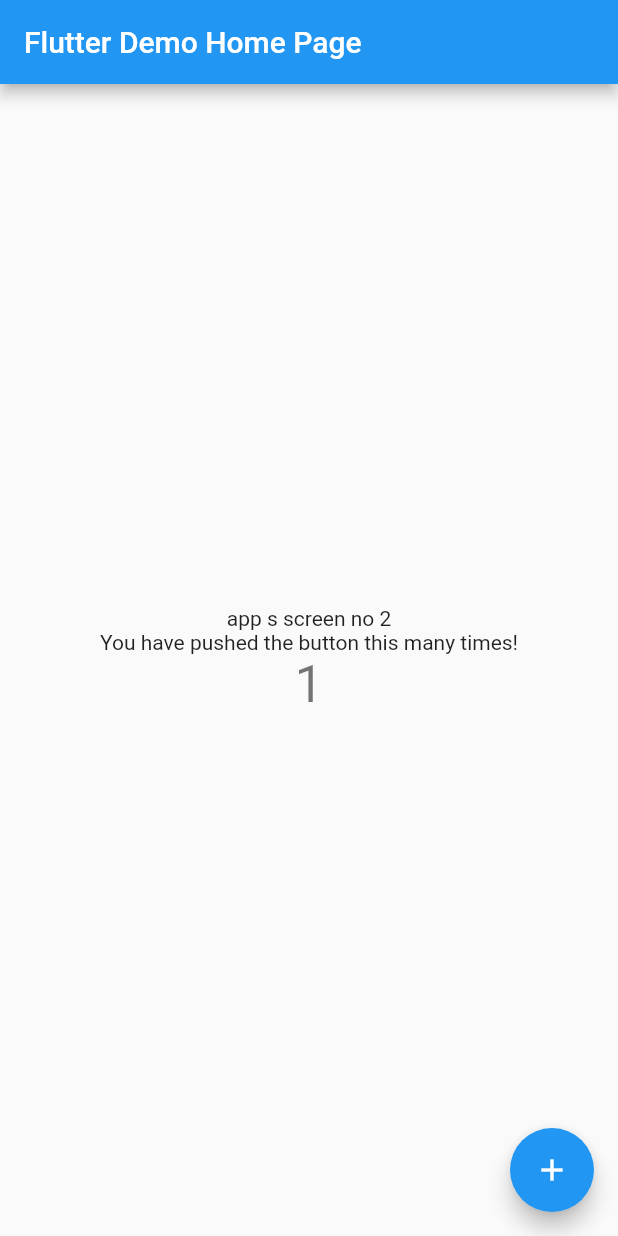
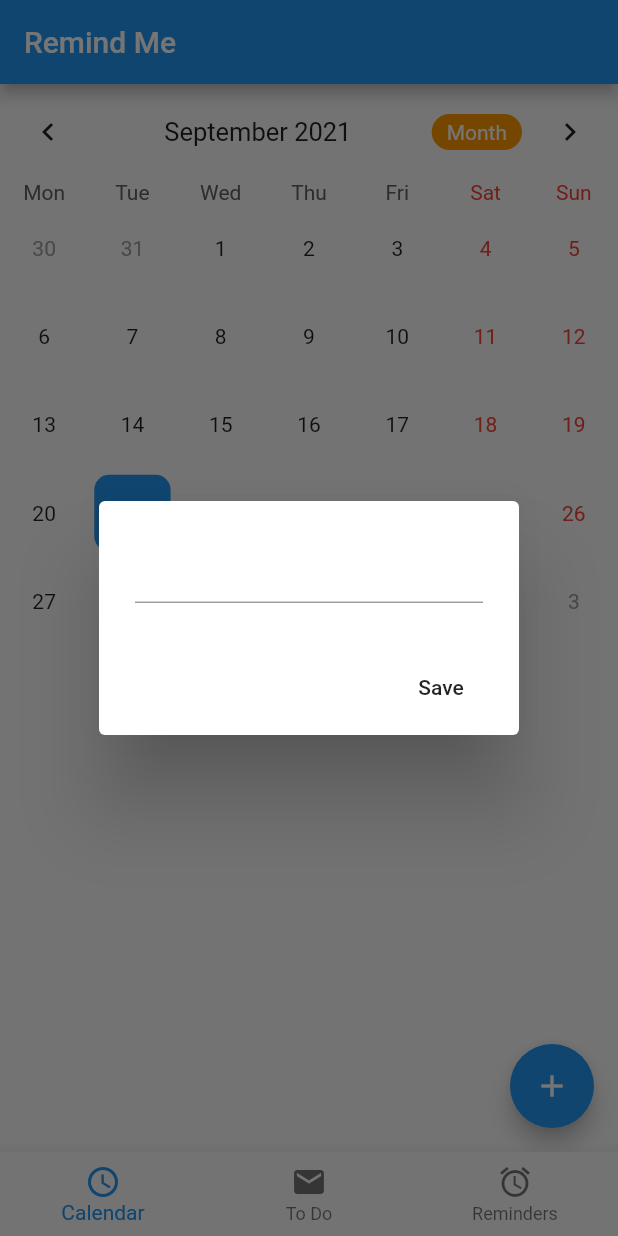
Before and after one commit to mvmonica/CS-4750, a Flutter app: the screen it shows after launch, after a tap on the "add" icon, on a phone screen of 412 x 824 dp. Run offline on Flutter 3.47's test engine with Material 2 defaults, Android fonts, the phone set to English and light mode, and no system bars; drawn by our look-alikes of table_calendar; our stand-ins replace shared_preferences.

Commit message:
made pages for calender, todo, and reminders

```diff
--- a/lib/another page.dart
+++ /dev/null
@@ -1,90 +0,0 @@
-import 'package:flutter/material.dart';
-
-
-class MyThirdPage extends StatefulWidget {
-  MyThirdPage({Key? key, required this.title}) : super(key: key);
-
-  // This widget is the home page of your application. It is stateful, meaning
-  // that it has a State object (defined below) that contains fields that affect
-  // how it looks.
-
-  // This class is the configuration for the state. It holds the values (in this
-  // case the title) provided by the parent (in this case the App widget) and
-  // used by the build method of the State. Fields in a Widget subclass are
-  // always marked "final".
-
-  final String title;
-
-  @override
-  _MyThirdPageState createState() => _MyThirdPageState();
-}
-
-class _MyThirdPageState extends State<MyThirdPage> {
-  int _counter = 0;
-
-  void _incrementCounter() {
-    setState(() {
-      // This call to setState tells the Flutter framework that something has
-      // changed in this State, which causes it to rerun the build method below
-      // so that the display can reflect the updated values. If we changed
-      // _counter without calling setState(), then the build method would not be
-      // called again, and so nothing would appear to happen.
-      _counter++;
-    });
-  }
-
-  @override
-  Widget build(BuildContext context) {
-    // This method is rerun every time setState is called, for instance as done
-    // by the _incrementCounter method above.
-    //
-    // The Flutter framework has been optimized to make rerunning build methods
-    // fast, so that you can just rebuild anything that needs updating rather
-    // than having to individually change instances of widgets.
-    return Scaffold(
-      appBar: AppBar(
-        // Here we take the value from the MyHomePage object that was created by
-        // the App.build method, and use it to set our appbar title.
-        title: Text(widget.title),
-      ),
-      body: Center(
-        // Center is a layout widget. It takes a single child and positions it
-        // in the middle of the parent.
-        child: Column(
-          // Column is also a layout widget. It takes a list of children and
-          // arranges them vertically. By default, it sizes itself to fit its
-          // children horizontally, and tries to be as tall as its parent.
-          //
-          // Invoke "debug painting" (press "p" in the console, choose the
-          // "Toggle Debug Paint" action from the Flutter Inspector in Android
-          // Studio, or the "Toggle Debug Paint" command in Visual Studio Code)
-          // to see the wireframe for each widget.
-          //
-          // Column has various properties to control how it sizes itself and
-          // how it positions its children. Here we use mainAxisAlignment to
-          // center the children vertically; the main axis here is the vertical
-          // axis because Columns are vertical (the cross axis would be
-          // horizontal).
-          mainAxisAlignment: MainAxisAlignment.center,
-          children: <Widget>[
-            Text(
-              'app s screen no 2',
-            ),
-            Text(
-              'You have pushed the button this many times!',
-            ),
-            Text(
-              '$_counter',
-              style: Theme.of(context).textTheme.headline4,
-            ),
-          ],
-        ),
-      ),
-      floatingActionButton: FloatingActionButton(
-        onPressed: _incrementCounter,
-        tooltip: 'Increment',
-        child: Icon(Icons.add),
-      ), // This trailing comma makes auto-formatting nicer for build methods.
-    );
-  }
-}
--- /dev/null
+++ b/lib/calendar.dart
@@ -0,0 +1,171 @@
+import 'dart:convert';
+import 'package:flutter/material.dart';
+import 'package:shared_preferences/shared_preferences.dart';
+import 'package:table_calendar/table_calendar.dart';
+
+class Calendar extends StatelessWidget {
+  @override
+  Widget build(BuildContext context) {
+    return MaterialApp(
+      theme: ThemeData(
+        primarySwatch: Colors.blue,
+      ),
+      home: Planner(),
+    );
+  }
+}
+
+class Planner extends StatefulWidget {
+  @override
+  _PlannerState createState() => _PlannerState();
+}
+
+class _PlannerState extends State<Planner> {
+  CalendarController _controller;
+  Map<DateTime, List<dynamic>> _events;
+  List<dynamic> _selectedEvents;
+  TextEditingController _eventController;
+  SharedPreferences prefs;
+
+  @override
+  void initState() {
+    super.initState();
+    _controller = CalendarController();
+    _eventController = TextEditingController();
+    _events = {};
+    _selectedEvents = [];
+    initPrefs();
+  }
+
+  initPrefs() async {
+    prefs = await SharedPreferences.getInstance();
+    setState(() {
+      _events = Map<DateTime, List<dynamic>>.from(
+          decodeMap(json.decode(prefs.getString("events") ?? "{}")));
+    });
+  }
+
+  Map<String, dynamic> encodeMap(Map<DateTime, dynamic> map) {
+    Map<String, dynamic> newMap = {};
+    map.forEach((key, value) {
+      newMap[key.toString()] = map[key];
+    });
+    return newMap;
+  }
+
+  Map<DateTime, dynamic> decodeMap(Map<String, dynamic> map) {
+    Map<DateTime, dynamic> newMap = {};
+    map.forEach((key, value) {
+      newMap[DateTime.parse(key)] = map[key];
+    });
+    return newMap;
+  }
+
+  @override
+  Widget build(BuildContext context) {
+    return DefaultTabController(
+      length: 3,
+      child: Scaffold(
+        appBar: AppBar(
+          title: Text('Remind Me'),
+        ),
+        body: SingleChildScrollView(
+          child: Column(
+            crossAxisAlignment: CrossAxisAlignment.start,
+            children: <Widget>[
+              TableCalendar(
+                events: _events,
+                initialCalendarFormat: CalendarFormat.month,
+                calendarStyle: CalendarStyle(
+                    canEventMarkersOverflow: true,
+                    todayColor: Colors.orange,
+                    selectedColor: Theme.of(context).primaryColor,
+                    todayStyle: TextStyle(
+                        fontWeight: FontWeight.bold,
+                        fontSize: 18.0,
+                        color: Colors.white)),
+                headerStyle: HeaderStyle(
+                  centerHeaderTitle: true,
+                  formatButtonDecoration: BoxDecoration(
+                    color: Colors.orange,
+                    borderRadius: BorderRadius.circular(20.0),
+                  ),
+                  formatButtonTextStyle: TextStyle(color: Colors.white),
+                  formatButtonShowsNext: false,
+                ),
+                startingDayOfWeek: StartingDayOfWeek.monday,
+                //  onDaySelected: (date, events) {
+                //  setState(() {
+                //  _selectedEvents = events;
+                // });
+                //},
+                builders: CalendarBuilders(
+                  selectedDayBuilder: (context, date, events) => Container(
+                      margin: const EdgeInsets.all(4.0),
+                      alignment: Alignment.center,
+                      decoration: BoxDecoration(
+                          color: Theme.of(context).primaryColor,
+                          borderRadius: BorderRadius.circular(10.0)),
+                      child: Text(
+                        date.day.toString(),
+                        style: TextStyle(color: Colors.white),
+                      )),
+                  todayDayBuilder: (context, date, events) => Container(
+                      margin: const EdgeInsets.all(4.0),
+                      alignment: Alignment.center,
+                      decoration: BoxDecoration(
+                          color: Colors.orange,
+                          borderRadius: BorderRadius.circular(10.0)),
+                      child: Text(
+                        date.day.toString(),
+                        style: TextStyle(color: Colors.white),
+                      )),
+                ),
+                calendarController: _controller,
+              ),
+              ..._selectedEvents.map((event) => ListTile(
+                title: Text(event),
+              )),
+            ],
+          ),
+        ),
+        floatingActionButton: FloatingActionButton(
+          child: Icon(Icons.add),
+          onPressed: _showAddDialog,
+        ),
+      ),
+    );
+  }
+
+  _showAddDialog() async {
+    await showDialog(
+        context: context,
+        builder: (context) => AlertDialog(
+          content: TextField(
+            controller: _eventController,
+          ),
+          actions: <Widget>[
+            FlatButton(
+              child: Text("Save"),
+              onPressed: () {
+                if (_eventController.text.isEmpty) return;
+                if (_events[_controller.selectedDay] != null) {
+                  _events[_controller.selectedDay]
+                      .add(_eventController.text);
+                } else {
+                  _events[_controller.selectedDay] = [
+                    _eventController.text
+                  ];
+                }
+                prefs.setString("events", json.encode(encodeMap(_events)));
+                _eventController.clear();
+                Navigator.pop(context);
+              },
+            )
+          ],
+        ));
+    setState(() {
+      _selectedEvents = _events[_controller.selectedDay];
+    });
+  }
+}
--- a/lib/main.dart
+++ b/lib/main.dart
@@ -1,119 +1,56 @@
 import 'package:flutter/material.dart';
-import 'package:flutter_app_demo_fall/another%20page.dart';
-import 'next_page.dart';
-import 'another page.dart';
+import 'package:flutter_calendar/calendar.dart';
+import 'package:flutter_calendar/todo.dart';
+import 'package:flutter_calendar/reminders.dart';
 
-void main() {
-  runApp(MyApp());
-}
+void main() => runApp(MyApp());
 
 class MyApp extends StatelessWidget {
-  // This widget is the root of your application.
   @override
   Widget build(BuildContext context) {
     return MaterialApp(
-      title: 'Flutter Demo',
+      title: 'Flutter Calendar',
       theme: ThemeData(
-        // This is the theme of your application.
-        //
-        // Try running your application with "flutter run". You'll see the
-        // application has a blue toolbar. Then, without quitting the app, try
-        // changing the primarySwatch below to Colors.green and then invoke
-        // "hot reload" (press "r" in the console where you ran "flutter run",
-        // or simply save your changes to "hot reload" in a Flutter IDE).
-        // Notice that the counter didn't reset back to zero; the application
-        // is not restarted.
         primarySwatch: Colors.blue,
       ),
-      home: MyThirdPage(title: 'Flutter Demo Home Page'),
+      home: HomePage(),
     );
   }
 }
 
-class MyHomePage extends StatefulWidget {
-  MyHomePage({Key? key, required this.title}) : super(key: key);
-
-  // This widget is the home page of your application. It is stateful, meaning
-  // that it has a State object (defined below) that contains fields that affect
-  // how it looks.
-
-  // This class is the configuration for the state. It holds the values (in this
-  // case the title) provided by the parent (in this case the App widget) and
-  // used by the build method of the State. Fields in a Widget subclass are
-  // always marked "final".
-
-  final String title;
-
+class HomePage extends StatefulWidget {
   @override
-  _MyHomePageState createState() => _MyHomePageState();
+  _HomePageState createState() => _HomePageState();
 }
 
-class _MyHomePageState extends State<MyHomePage> {
-  int _counter = 0;
+class _HomePageState extends State<HomePage> {
+  int _index = 0;
 
-  void _incrementCounter() {
-    setState(() {
-      // This call to setState tells the Flutter framework that something has
-      // changed in this State, which causes it to rerun the build method below
-      // so that the display can reflect the updated values. If we changed
-      // _counter without calling setState(), then the build method would not be
-      // called again, and so nothing would appear to happen.
-      _counter++;
-    });
-  }
+  final List<Widget> _tabs = [Calendar(), Todo(), Reminders()];
 
   @override
   Widget build(BuildContext context) {
-    // This method is rerun every time setState is called, for instance as done
-    // by the _incrementCounter method above.
-    //
-    // The Flutter framework has been optimized to make rerunning build methods
-    // fast, so that you can just rebuild anything that needs updating rather
-    // than having to individually change instances of widgets.
     return Scaffold(
-      appBar: AppBar(
-        // Here we take the value from the MyHomePage object that was created by
-        // the App.build method, and use it to set our appbar title.
-        title: Text(widget.title),
+      body: _tabs[_index],
+      bottomNavigationBar: BottomNavigationBar(
+        currentIndex: _index,
+        onTap: (index) => setState((){
+          _index = index;
+        }),
+        items: [
+        new BottomNavigationBarItem(
+          icon: Icon(Icons.schedule),
+          title: Text('Calendar'),
+        ), new BottomNavigationBarItem(
+          icon: Icon(Icons.mail),
+          title: Text('To Do'),
+        ),
+        new BottomNavigationBarItem(
+          icon: Icon(Icons.alarm),
+          title: Text('Reminders'),
+        ),
+      ],
       ),
-      body: Center(
-        // Center is a layout widget. It takes a single child and positions it
-        // in the middle of the parent.
-        child: Column(
-          // Column is also a layout widget. It takes a list of children and
-          // arranges them vertically. By default, it sizes itself to fit its
-          // children horizontally, and tries to be as tall as its parent.
-          //
-          // Invoke "debug painting" (press "p" in the console, choose the
-          // "Toggle Debug Paint" action from the Flutter Inspector in Android
-          // Studio, or the "Toggle Debug Paint" command in Visual Studio Code)
-          // to see the wireframe for each widget.
-          //
-          // Column has various properties to control how it sizes itself and
-          // how it positions its children. Here we use mainAxisAlignment to
-          // center the children vertically; the main axis here is the vertical
-          // axis because Columns are vertical (the cross axis would be
-          // horizontal).
-          mainAxisAlignment: MainAxisAlignment.center,
-          children: <Widget>[
-            Text(
-            'screen 1',
-          ),
-            Text(
-              'help!',
-            ),
-            Text(
-              '$_counter',
-              style: Theme.of(context).textTheme.headline4,
-            ),
-          ],
-        ),
-      ),
-      floatingActionButton: FloatingActionButton(
-        onPressed: _incrementCounter,
-        tooltip: 'Increment',
-        child: Icon(Icons.add),
-      ), // This trailing comma makes auto-formatting nicer for build methods.
     );
   }
 }
--- /dev/null
+++ b/lib/reminders.dart
@@ -0,0 +1,17 @@
+import 'package:flutter/material.dart';
+
+class Reminders extends StatelessWidget {
+  const Reminders({Key key}) : super(key: key);
+
+  @override
+  Widget build(BuildContext context) {
+    return DefaultTabController(
+        length: 3,
+        child: Scaffold(
+          appBar: AppBar(
+            title: Text('Reminders'),
+          ),
+        )
+    );
+  }
+}
```
Also changed, not shown: lib/next_page.dart (deleted, +0 -90 lines), lib/todo.dart (added, +17 -0 lines), pubspec.yaml (+8 -10 lines), pubspec.lock.
